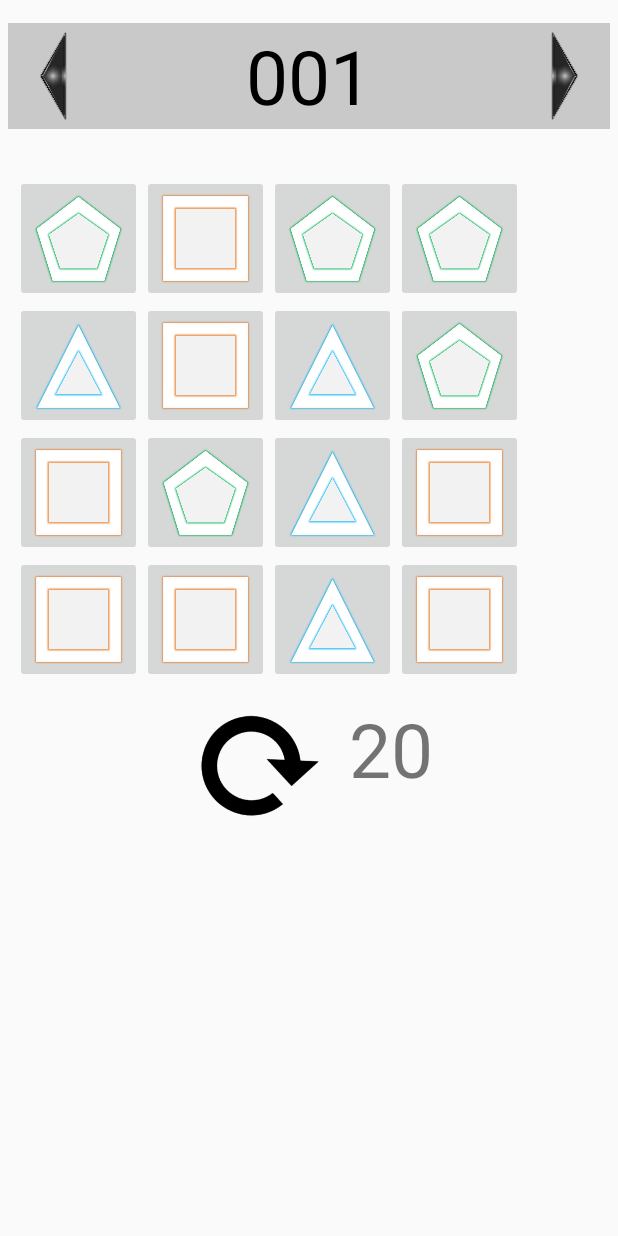
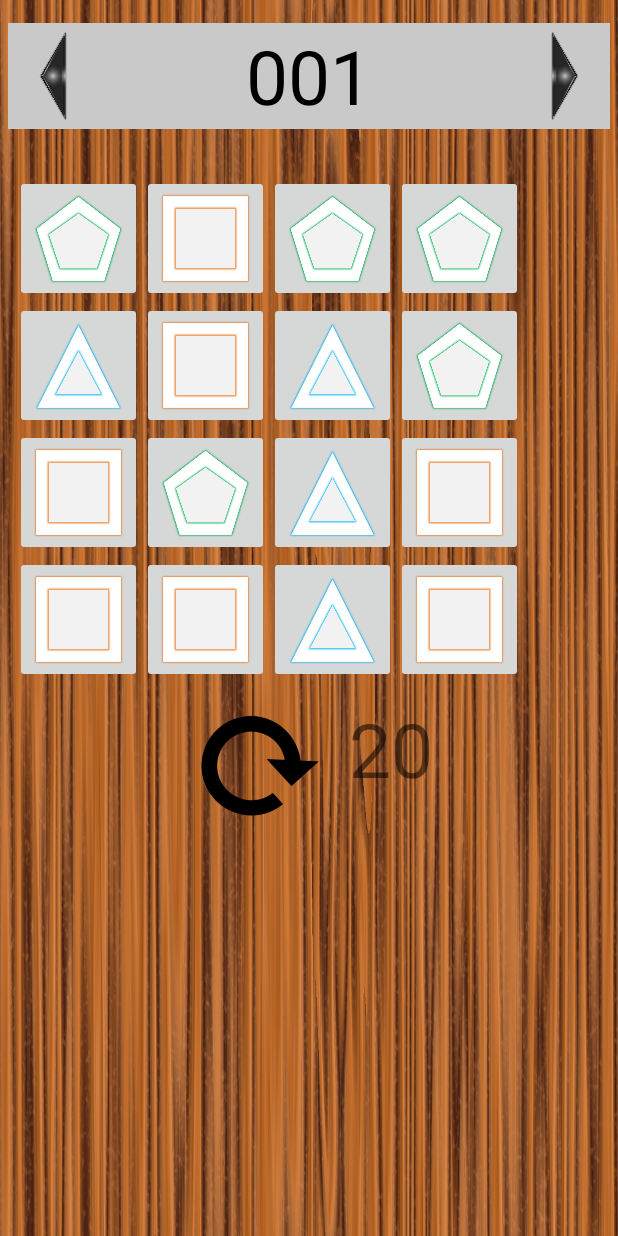
Before and after one commit to dhaven/GameOfShapes, an Android app: the GameActivity screen opened directly, with no data from a screen before it, on a phone screen of 412 x 824 dp. Run offline under Robolectric (Android 15) with nearby library versions, the phone set to English and light mode, and no system bars; 1 statement that could not run was skipped.

Commit message:
ajout fond en bois

```diff
--- a/app/src/main/res/layout/activity_puzzle_selection.xml
+++ b/app/src/main/res/layout/activity_puzzle_selection.xml
@@ -2,6 +2,7 @@
     xmlns:tools="http://schemas.android.com/tools" android:layout_width="match_parent"
     android:layout_height="match_parent"
     tools:context="com.david.gameofshapes.Activities.PuzzleSelectionActivity"
+    android:background="@drawable/wood"
     android:orientation="vertical">
 
     <GridView
--- a/app/src/main/res/layout/gamelayout.xml
+++ b/app/src/main/res/layout/gamelayout.xml
@@ -3,7 +3,8 @@
     android:layout_width="match_parent"
     android:layout_height="match_parent"
     android:id="@+id/container"
-    android:orientation="vertical">
+    android:orientation="vertical"
+    android:background="@drawable/wood">
 
     <RelativeLayout
         android:layout_width="wrap_content"
--- a/app/src/main/res/layout/menulayout.xml
+++ b/app/src/main/res/layout/menulayout.xml
@@ -4,6 +4,7 @@
     android:paddingRight="@dimen/activity_horizontal_margin"
     android:paddingTop="@dimen/activity_vertical_margin"
     android:paddingBottom="@dimen/activity_vertical_margin"
+    android:background="@drawable/wood"
     tools:context="com.david.gameofshapes.Activities.MenuActivity">
 
     <Button
```
Also changed, not shown: app/src/main/res/drawable-mdpi/wood.jpg (added).
